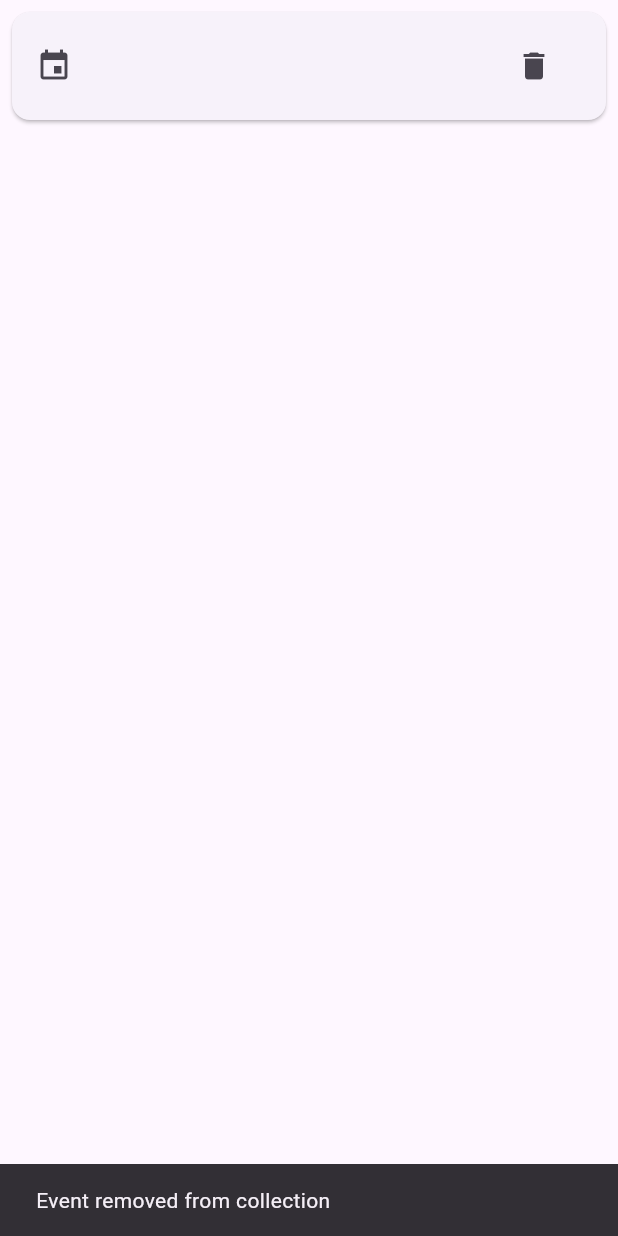
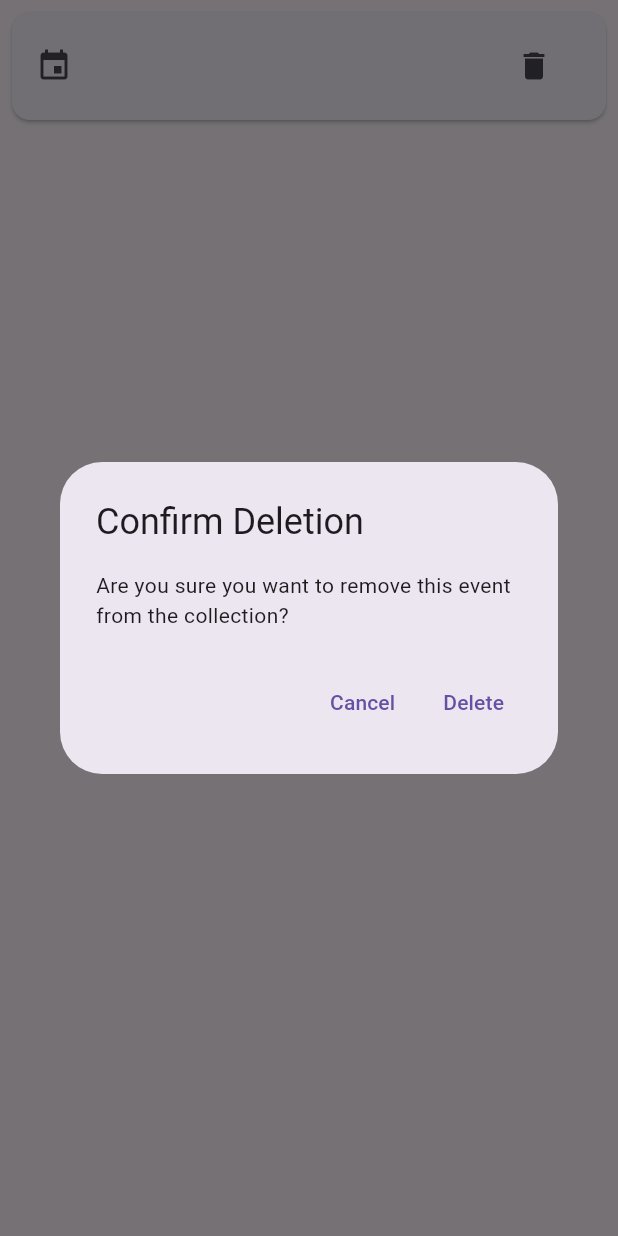
Before and after one commit to DiogoFSM/NexaGuideIPM, a Flutter app: the EventCard widget shown alone on an empty page, opened directly with empty values, after a tap on the "delete" icon, on a phone screen of 412 x 824 dp. Run offline on Flutter 3.47's test engine with Material 3 defaults, Android fonts, the phone set to English and light mode, and no system bars; our stand-ins replace csv, flutter_linkify, flutter_map, flutter_rating_bar, image_picker, latlong2 and 2 more; missing offline and left inert: swipe_image_gallery; accounts and stored records are empty.

Commit message:
Add confirmation popup to delete items in collection

```diff
--- a/lib/CollectionDetailPage.dart
+++ b/lib/CollectionDetailPage.dart
@@ -116,16 +116,44 @@ class EventCard extends StatelessWidget {
   EventCard({Key? key, required this.event, required this.collection, required this.onItemRemoved}) : super(key: key);
 
   Future<void> _removeEventFromCollection(BuildContext context) async {
+    // Call your method to remove the event from the collection
     await NexaGuideDB().deleteEventFromCollection(event.id, collection.id);
-
-    // Update the collection object
-    collection.eventIds.remove(event.id);
-
+    collection.eventIds.remove(event.id); // Update the collection object
     ScaffoldMessenger.of(context).showSnackBar(
       SnackBar(content: Text('Event removed from collection')),
     );
+    onItemRemoved(); // Refresh the collection page
+  }
 
-    onItemRemoved(); // Refresh the collection page
+  Future<void> _showDeleteConfirmation(BuildContext context) async {
+    // Show a confirmation dialog before deletion
+    bool confirm = await showDialog(
+      context: context,
+      builder: (BuildContext context) {
+        return AlertDialog(
+          title: Text('Confirm Deletion'),
+          content: Text('Are you sure you want to remove this event from the collection?'),
+          actions: <Widget>[
+            TextButton(
+              child: Text('Cancel'),
+              onPressed: () {
+                Navigator.of(context).pop(false); // User cancels the operation
+              },
+            ),
+            TextButton(
+              child: Text('Delete'),
+              onPressed: () {
+                Navigator.of(context).pop(true); // User confirms the deletion
+              },
+            ),
+          ],
+        );
+      },
+    ) ?? false; // Handle null (when dialog is dismissed)
+
+    if (confirm) {
+      await _removeEventFromCollection(context);
+    }
   }
 
   @override
@@ -139,10 +167,7 @@ class EventCard extends StatelessWidget {
         onTap: () { /* Existing onTap logic */ },
         trailing: IconButton(
           icon: Icon(Icons.delete),
-          onPressed: () async {
-            await _removeEventFromCollection(context);
-            onItemRemoved(); // Call the refresh function after deletion
-          },
+          onPressed: () => _showDeleteConfirmation(context),
         ),
       ),
     );
@@ -152,22 +177,49 @@ class EventCard extends StatelessWidget {
 class POICard extends StatelessWidget {
   final POI poi;
   final Collection collection;
-
   final VoidCallback onItemRemoved;
 
   POICard({Key? key, required this.poi, required this.collection, required this.onItemRemoved}) : super(key: key);
 
   Future<void> _removePOIFromCollection(BuildContext context) async {
+    // Call your method to remove the POI from the collection
     await NexaGuideDB().deletePOIFromCollection(poi.id, collection.id);
-
-    // Update the collection object
-    collection.poiIds.remove(poi.id);
-
+    collection.poiIds.remove(poi.id); // Update the collection object
     ScaffoldMessenger.of(context).showSnackBar(
       SnackBar(content: Text('Location removed from collection')),
     );
+    onItemRemoved(); // Refresh the collection page
+  }
 
-    onItemRemoved(); // Refresh the collection page
+  Future<void> _showDeleteConfirmation(BuildContext context) async {
+    // Show a confirmation dialog before deletion
+    bool confirm = await showDialog(
+      context: context,
+      builder: (BuildContext context) {
+        return AlertDialog(
+          title: Text('Confirm Deletion'),
+          content: Text('Are you sure you want to remove this location from the collection?'),
+          actions: <Widget>[
+            TextButton(
+              child: Text('Cancel'),
+              onPressed: () {
+                Navigator.of(context).pop(false); // User cancels the operation
+              },
+            ),
+            TextButton(
+              child: Text('Delete'),
+              onPressed: () {
+                Navigator.of(context).pop(true); // User confirms the deletion
+              },
+            ),
+          ],
+        );
+      },
+    ) ?? false; // Handle null (when dialog is dismissed)
+
+    if (confirm) {
+      await _removePOIFromCollection(context);
+    }
   }
 
   @override
@@ -181,10 +233,7 @@ class POICard extends StatelessWidget {
         onTap: () { /* Existing onTap logic */ },
         trailing: IconButton(
           icon: Icon(Icons.delete),
-          onPressed: () async {
-            await _removePOIFromCollection(context);
-            onItemRemoved(); // Call the refresh function after deletion
-          },
+          onPressed: () => _showDeleteConfirmation(context),
         ),
       ),
     );
```
